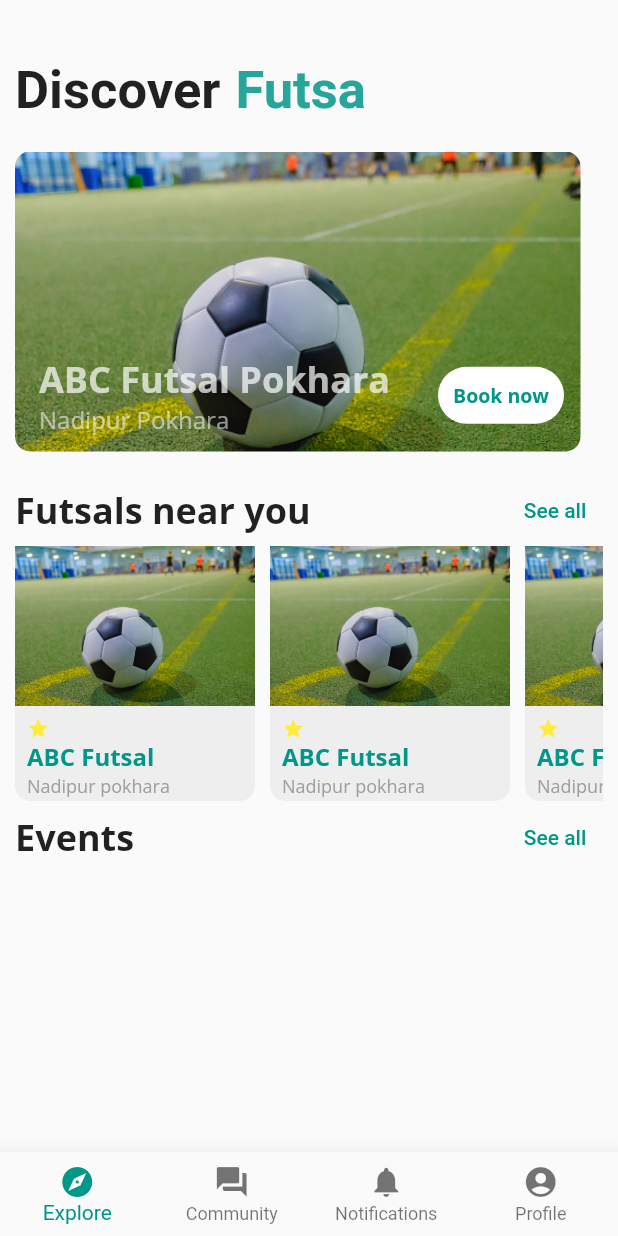
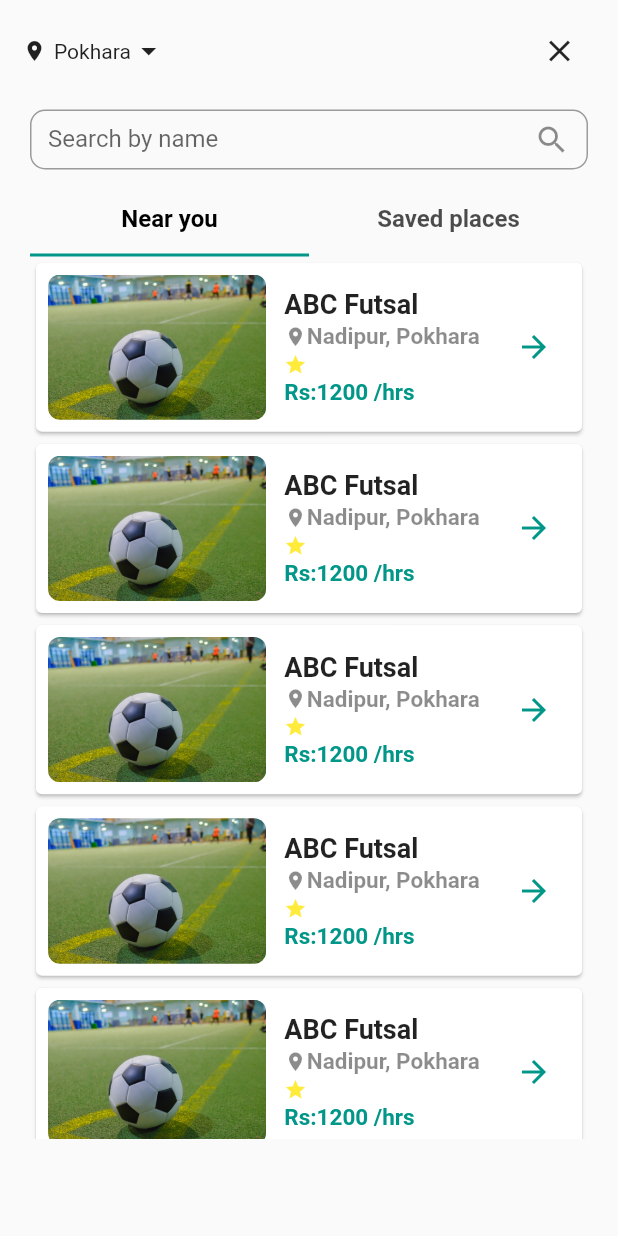
Before and after one commit to Software-Batch-2018/futsa_flutter, a Flutter app: the MainPage screen opened by its route, after a tap on "See all", on a phone screen of 412 x 824 dp. Run offline on Flutter 3.47's test engine with Material 2 defaults, Android fonts, the phone set to English and light mode, and no system bars; our stand-ins replace get, google_fonts.

Commit message:
list all futsals page, fustal description page created with major scrooling effects

```diff
--- a/App/lib/controllers/auth_controller.dart
+++ b/App/lib/controllers/auth_controller.dart
@@ -1,5 +1,3 @@
-import 'package:futsa/views/pages/main_page.dart';
-import 'package:futsa/views/pages/profile_page.dart';
 import 'package:get/get.dart';
 
 class AuthController extends GetxController {
@@ -8,7 +6,6 @@ class AuthController extends GetxController {
   void toogleAuthStatus() {
     isAuth.value = !isAuth.value;
     Get.toNamed('/main');
-    print(isAuth.value);
   }
 
   get isAuthenticated => isAuth.value;
--- /dev/null
+++ b/App/lib/controllers/futsal_tabs_controller.dart
@@ -0,0 +1,143 @@
+import 'dart:math';
+import 'package:flutter/material.dart';
+import 'package:futsa/views/pages/futsal_description_page.dart';
+import 'package:get/get.dart';
+
+class FutsalsTabController extends GetxController
+    with GetSingleTickerProviderStateMixin {
+  TabController? tabController;
+
+  final List<Tab> myTabs = <Tab>[
+    const Tab(text: 'Near you'),
+    const Tab(text: 'Saved places'),
+  ];
+
+  final List<Widget> myTabViews = [
+    const TabContent(),
+    const TabContent(),
+  ];
+
+  @override
+  void onInit() {
+    tabController = TabController(vsync: this, length: myTabs.length);
+    super.onInit();
+  }
+
+  @override
+  void onClose() {
+    tabController?.dispose();
+    super.onClose();
+  }
+}
+
+class TabContent extends StatelessWidget {
+  const TabContent({
+    Key? key,
+  }) : super(key: key);
+
+  @override
+  Widget build(BuildContext context) {
+    return SingleChildScrollView(
+      scrollDirection: Axis.vertical,
+      controller: ScrollController(),
+      child: Column(
+        crossAxisAlignment: CrossAxisAlignment.start,
+        children: List.generate(
+          10,
+          (index) {
+            return const FutsalCard();
+          },
+        ),
+      ),
+    );
+  }
+}
+
+class FutsalCard extends StatelessWidget {
+  const FutsalCard({
+    Key? key,
+  }) : super(key: key);
+
+  @override
+  Widget build(BuildContext context) {
+    return Card(
+        child: Padding(
+      padding: const EdgeInsets.all(8.0),
+      child: Row(
+        mainAxisAlignment: MainAxisAlignment.spaceBetween,
+        children: [
+          ClipRRect(
+            borderRadius: BorderRadius.circular(8),
+            child: Image.asset(
+              'assets/images/futsal.jpg',
+              scale: 3.5,
+              fit: BoxFit.contain,
+            ),
+          ),
+          Column(
+            mainAxisAlignment: MainAxisAlignment.spaceAround,
+            crossAxisAlignment: CrossAxisAlignment.start,
+            children: [
+              const Text(
+                'ABC Futsal',
+                style: TextStyle(
+                  fontWeight: FontWeight.bold,
+                  fontSize: 18,
+                ),
+              ),
+              const SizedBox(
+                height: 2,
+              ),
+              Row(
+                children: const [
+                  Icon(
+                    Icons.location_on,
+                    size: 15,
+                    color: Colors.black45,
+                  ),
+                  Text(
+                    'Nadipur, Pokhara',
+                    style: TextStyle(
+                        fontSize: 15,
+                        color: Colors.black45,
+                        fontWeight: FontWeight.bold),
+                  ),
+                ],
+              ),
+              const SizedBox(
+                height: 2,
+              ),
+              Row(
+                children: List.generate(
+                    Random().nextInt(4) + 1,
+                    (index) => const Icon(
+                          Icons.star,
+                          color: Colors.yellow,
+                          size: 15,
+                        )),
+              ),
+              const SizedBox(
+                height: 2,
+              ),
+              const Text(
+                'Rs:1200 /hrs',
+                style: TextStyle(
+                    fontSize: 15,
+                    color: Colors.teal,
+                    fontWeight: FontWeight.bold),
+              )
+            ],
+          ),
+          IconButton(
+              onPressed: () {
+                Get.to(FutsalDescription());
+              },
+              icon: const Icon(
+                Icons.arrow_forward,
+                color: Colors.teal,
+              ))
+        ],
+      ),
+    ));
+  }
+}
--- /dev/null
+++ b/App/lib/controllers/image_carousel_controller.dart
@@ -0,0 +1,15 @@
+import 'package:flutter/cupertino.dart';
+import 'package:get/get.dart';
+
+class ImageCarouselController extends GetxController {
+  var selectedImage = 0.obs;
+
+  final List<String> carouselimages = [
+    'assets/images/futsal.jpg',
+    'assets/images/futsal.jpg',
+    'assets/images/futsal.jpg',
+    'assets/images/futsal.jpg'
+  ];
+
+  final controller = PageController();
+}
--- a/App/lib/main.dart
+++ b/App/lib/main.dart
@@ -1,6 +1,7 @@
 import "package:flutter/material.dart";
 import 'package:futsa/views/pages/Auth/signin.dart';
 import 'package:futsa/views/pages/Auth/signup.dart';
+import 'package:futsa/views/pages/all_futsals_page.dart';
 import 'package:futsa/views/pages/profile_page.dart';
 import "package:get/get.dart";
 import './theme_data.dart';
@@ -26,6 +27,7 @@ class MyApp extends StatelessWidget {
         GetPage(name: "/main", page: () => const MainPage()),
         GetPage(name: "/signup", page: () => SignUpPage()),
         GetPage(name: "/signin", page: () => SigninPage()),
+        GetPage(name: "/allfutsals", page: () => AllFutsalsPage()),
       ],
     );
   }
--- /dev/null
+++ b/App/lib/views/pages/all_futsals_page.dart
@@ -0,0 +1,92 @@
+import 'dart:math';
+
+import 'package:flutter/material.dart';
+import 'package:futsa/controllers/futsal_tabs_controller.dart';
+import 'package:futsa/views/pages/futsal_description_page.dart';
+import 'package:get/get.dart';
+
+class AllFutsalsPage extends StatelessWidget {
+  AllFutsalsPage({Key? key}) : super(key: key);
+
+  final _futsalController = Get.put(FutsalsTabController());
+
+  @override
+  Widget build(BuildContext context) {
+    return Material(
+      child: SafeArea(
+        child: Column(
+          mainAxisAlignment: MainAxisAlignment.start,
+          children: [
+            Container(
+              margin: const EdgeInsets.symmetric(horizontal: 15, vertical: 10),
+              child: Row(
+                mainAxisAlignment: MainAxisAlignment.spaceBetween,
+                children: [
+                  Row(
+                    crossAxisAlignment: CrossAxisAlignment.center,
+                    children: const [
+                      Icon(
+                        Icons.location_on,
+                        size: 16,
+                      ),
+                      SizedBox(
+                        width: 5,
+                      ),
+                      Text('Pokhara'),
+                      Icon(Icons.arrow_drop_down),
+                    ],
+                  ),
+                  IconButton(
+                    icon: const Icon(Icons.clear),
+                    onPressed: () => {Get.back()},
+                  ),
+                ],
+              ),
+            ),
+            // search box
+            Container(
+              height: 40,
+              margin: const EdgeInsets.symmetric(horizontal: 20, vertical: 5),
+              child: TextFormField(
+                decoration: const InputDecoration(
+                  labelText: 'Search by name',
+                  border: OutlineInputBorder(
+                    borderRadius: BorderRadius.all(Radius.circular(10)),
+                  ),
+                  suffixIcon: Icon(Icons.search),
+                ),
+              ),
+            ),
+            //Tabs style
+            Container(
+              margin: const EdgeInsets.symmetric(horizontal: 20, vertical: 5),
+              child: Column(
+                children: [
+                  TabBar(
+                    controller: _futsalController.tabController,
+                    labelColor: Colors.black,
+                    labelStyle: const TextStyle(
+                      fontWeight: FontWeight.bold,
+                      fontSize: 16,
+                    ),
+                    tabs: _futsalController.myTabs,
+                  ),
+                  // Tab contents
+                  SizedBox(
+                    height: MediaQuery.of(context).size.height / 1.4,
+                    child: TabBarView(
+                      controller: _futsalController.tabController,
+                      children: _futsalController.myTabViews
+                          .map((content) => content)
+                          .toList(),
+                    ),
+                  ),
+                ],
+              ),
+            ),
+          ],
+        ),
+      ),
+    );
+  }
+}
--- a/App/lib/views/pages/explore_page.dart
+++ b/App/lib/views/pages/explore_page.dart
@@ -1,5 +1,6 @@
 import "package:flutter/material.dart";
 import 'package:futsa/views/widgets/global_styles.dart';
+import 'package:get/get.dart';
 import 'package:google_fonts/google_fonts.dart';
 import 'dart:math';
 
@@ -125,65 +126,21 @@ class ExplorePage extends StatelessWidget {
                       ),
                     ),
                   ),
-                  TextButton(onPressed: () {}, child: const Text("See all")),
+                  TextButton(
+                      onPressed: () {
+                        Get.toNamed('/allfutsals');
+                      },
+                      child: const Text("See all")),
                 ],
               ),
               Container(
-                height: 170,
+                padding: const EdgeInsets.all(8),
+                height: 180,
                 child: ListView.builder(
                     scrollDirection: Axis.horizontal,
                     itemCount: 10,
                     itemBuilder: (_, index) {
-                      return Container(
-                        height: 170,
-                        width: 160,
-                        margin: const EdgeInsets.only(right: 10),
-                        decoration: BoxDecoration(
-                          borderRadius: BorderRadius.circular(10),
-                          color: Colors.grey[200],
-                        ),
-                        child: Column(
-                          crossAxisAlignment: CrossAxisAlignment.start,
-                          mainAxisAlignment: MainAxisAlignment.start,
-                          children: [
-                            Image.asset(
-                              'assets/images/futsal.jpg',
-                            ),
-                            const SizedBox(
-                              height: 8,
-                            ),
-                            Padding(
-                              padding:
-                                  const EdgeInsets.only(left: 8, bottom: 5),
-                              child: Column(
-                                crossAxisAlignment: CrossAxisAlignment.start,
-                                children: [
-                                  Row(
-                                    children: List.generate(
-                                        Random().nextInt(4) + 1,
-                                        (index) => const Icon(
-                                              Icons.star,
-                                              color: Colors.yellow,
-                                              size: 15,
-                                            )),
-                                  ),
-                                  Text(
-                                    "ABC Futsal",
-                                    style: _stackText().merge(const TextStyle(
-                                        fontSize: 16,
-                                        fontWeight: FontWeight.bold,
-                                        color: Colors.teal)),
-                                  ),
-                                  Text(
-                                    "Nadipur pokhara",
-                                    style: GlobalStyles().subHeaderTextStyle(),
-                                  ),
-                                ],
-                              ),
-                            ),
-                          ],
-                        ),
-                      );
+                      return DetailsCard();
                     }),
               ),
 
@@ -212,6 +169,58 @@ class ExplorePage extends StatelessWidget {
   }
 }
 
+class DetailsCard extends StatelessWidget {
+  @override
+  Widget build(BuildContext context) {
+    return Container(
+      padding: const EdgeInsets.all(8),
+      margin: const EdgeInsets.only(right: 10),
+      decoration: BoxDecoration(
+        borderRadius: BorderRadius.circular(10),
+        color: Colors.grey[200],
+      ),
+      child: Column(
+        crossAxisAlignment: CrossAxisAlignment.start,
+        mainAxisAlignment: MainAxisAlignment.start,
+        children: [
+          Image.asset(
+            'assets/images/futsal.jpg',
+            scale: 4,
+          ),
+          const SizedBox(
+            height: 8,
+          ),
+          Column(
+            crossAxisAlignment: CrossAxisAlignment.start,
+            children: [
+              Row(
+                children: List.generate(
+                    Random().nextInt(4) + 1,
+                    (index) => const Icon(
+                          Icons.star,
+                          color: Colors.yellow,
+                          size: 15,
+                        )),
+              ),
+              Text(
+                "ABC Futsal",
+                style: _stackText().merge(const TextStyle(
+                    fontSize: 16,
+                    fontWeight: FontWeight.bold,
+                    color: Colors.teal)),
+              ),
+              Text(
+                "Nadipur pokhara",
+                style: GlobalStyles().subHeaderTextStyle(),
+              ),
+            ],
+          ),
+        ],
+      ),
+    );
+  }
+}
+
 TextStyle _stackText() {
   return GoogleFonts.openSans(
       textStyle: const TextStyle(
--- a/App/lib/views/pages/profile_page.dart
+++ b/App/lib/views/pages/profile_page.dart
@@ -1,5 +1,6 @@
 import 'package:flutter/material.dart';
 import 'package:futsa/controllers/auth_controller.dart';
+import 'package:futsa/views/widgets/global_styles.dart';
 import 'package:get/get.dart';
 import 'package:google_fonts/google_fonts.dart';
 
@@ -7,8 +8,8 @@ class ProfilePage extends StatelessWidget {
   ProfilePage({Key? key}) : super(key: key);
 
   final _authController = Get.put(AuthController());
-
   final scrollController = Get.put(ScrollController());
+  final _globalStyles = GlobalStyles();
 
   @override
   Widget build(BuildContext context) {
@@ -92,11 +93,11 @@ class ProfilePage extends StatelessWidget {
                 mainAxisSize: MainAxisSize.max,
                 mainAxisAlignment: MainAxisAlignment.spaceAround,
                 children: [
-                  menuBox(
+                  _globalStyles.menuBox(
                     'Bookings',
                     Icons.data_usage,
                   ),
-                  menuBox(
+                  _globalStyles.menuBox(
                     'History',
                     Icons.history,
                   ),
@@ -119,34 +120,4 @@ class ProfilePage extends StatelessWidget {
       }
     });
   }
-
-  Expanded menuBox(String text, IconData iconName) {
-    return Expanded(
-      child: Container(
-        padding: const EdgeInsets.all(25),
-        margin: const EdgeInsets.all(10),
-        color: Colors.grey[200],
-        alignment: Alignment.center,
-        child: Column(
-          children: [
-            Icon(
-              iconName,
-              color: Colors.teal,
-            ),
-            const SizedBox(
-              height: 8,
-            ),
-            Text(
-              text,
-              style: GoogleFonts.openSans(
-                  textStyle: const TextStyle(
-                      fontWeight: FontWeight.bold,
-                      fontSize: 16,
-                      color: Colors.black54)),
-            )
-          ],
-        ),
-      ),
-    );
-  }
 }
```
Also changed, not shown: App/lib/views/pages/futsal_description_page.dart (added, +132 -0 lines), App/lib/views/widgets/global_styles.dart (+30 -0 lines), App/pubspec.yaml (+2 -5 lines).
